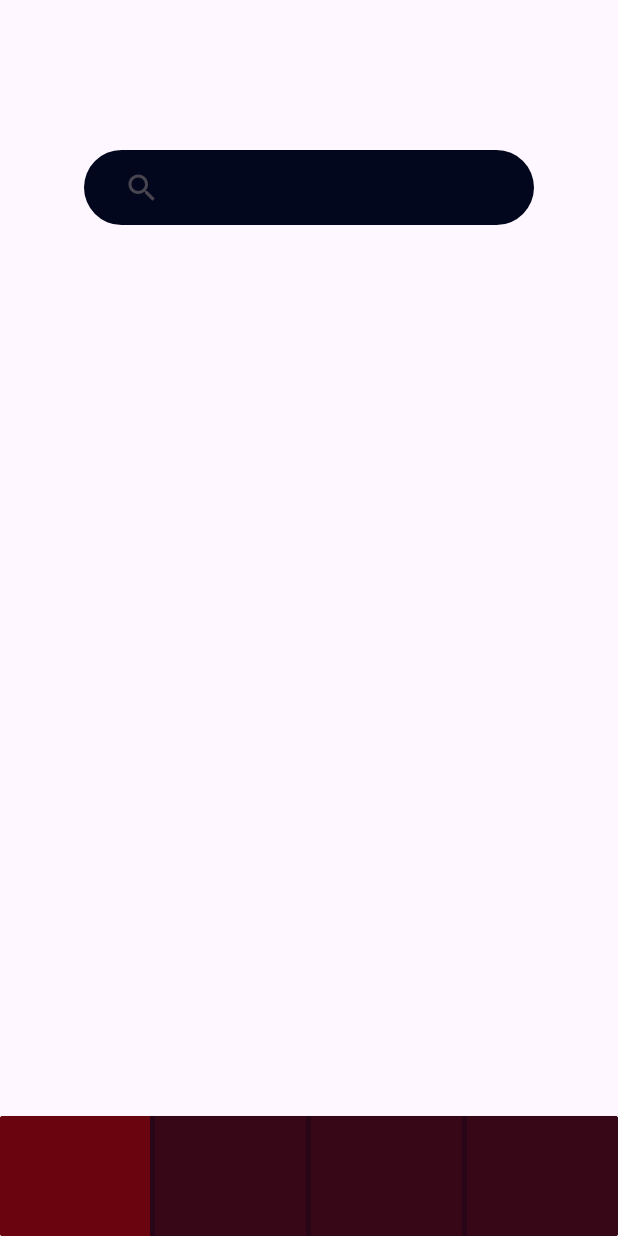
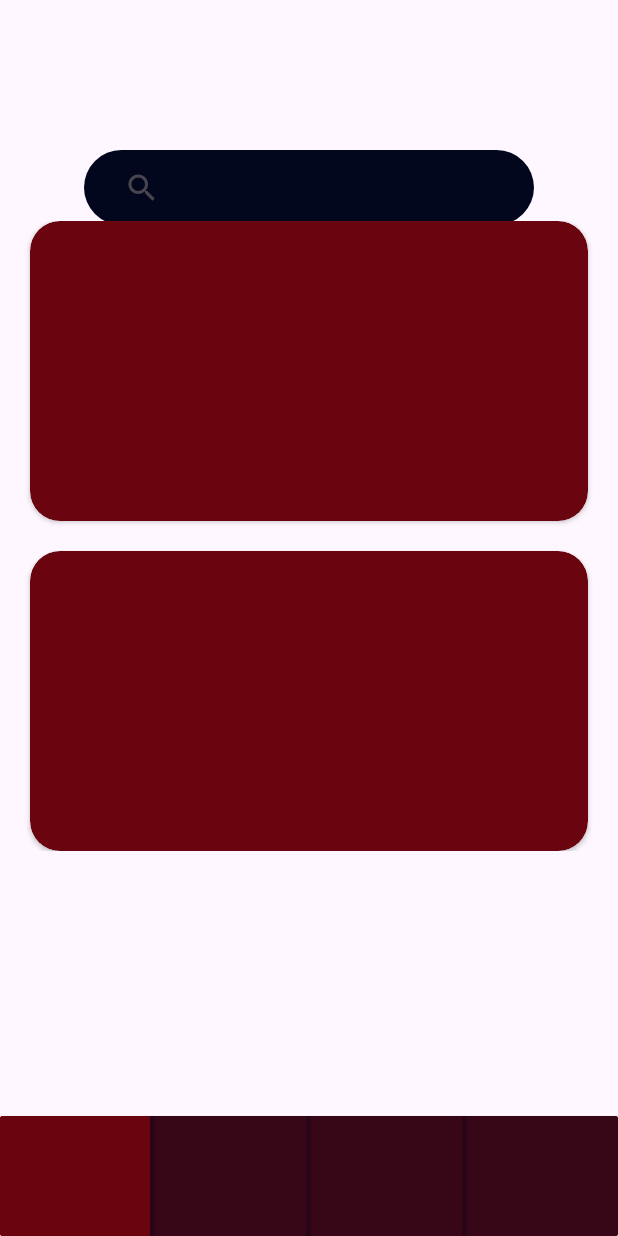
Before and after one commit to eriicp/FHUBO, an Android app: the layout activity_city.xml on its own in the app's theme, with its tools: preview values and no code run, on a phone screen of 412 x 824 dp. Run offline under Robolectric (Android 15) with nearby library versions, the phone set to English and light mode, and no system bars.

Commit message:
pagina city

```diff
--- a/app/src/main/res/layout/activity_city.xml
+++ b/app/src/main/res/layout/activity_city.xml
@@ -18,7 +18,46 @@
         android:background="@drawable/sv_rounded"
         />
 
+    <ScrollView
+        android:layout_width="match_parent"
+        android:layout_height="600dp"
+        app:layout_constraintTop_toBottomOf="@+id/svCity"
+        app:layout_constraintBottom_toTopOf="@+id/cvCityMenu"
+        >
+        <LinearLayout
+            android:layout_width="match_parent"
+            android:layout_height="match_parent"
+            android:orientation="vertical"
+            app:layout_constraintTop_toTopOf="parent"
+            app:layout_constraintStart_toStartOf="parent"
+            app:layout_constraintEnd_toEndOf="parent"
+            app:layout_constraintBottom_toBottomOf="parent"
+            >
+
+            <androidx.cardview.widget.CardView
+                android:layout_width="match_parent"
+                android:layout_height="200dp"
+                android:layout_marginEnd="20dp"
+                android:layout_marginStart="20dp"
+                android:backgroundTint="@color/cherry"
+                app:cardCornerRadius="20dp"
+                android:layout_marginBottom="20dp"
+                />
+
+            <androidx.cardview.widget.CardView
+                android:layout_width="match_parent"
+                android:layout_height="200dp"
+                android:layout_marginEnd="20dp"
+                android:layout_marginStart="20dp"
+                android:backgroundTint="@color/cherry"
+                app:cardCornerRadius="20dp"
+                />
+        </LinearLayout>
+
+    </ScrollView>
+
     <androidx.cardview.widget.CardView
+        android:id="@+id/cvCityMenu"
         android:layout_width="match_parent"
         android:layout_height="80dp"
         app:layout_constraintBottom_toBottomOf="parent"
```
